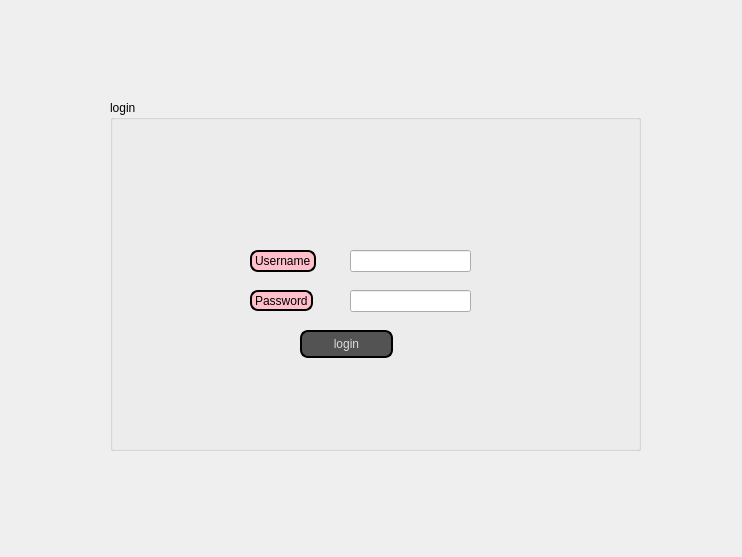
Before: the Qt Designer form login.ui in dhiaeddine12/olympic_games_2A20, drawn with Qt 5.
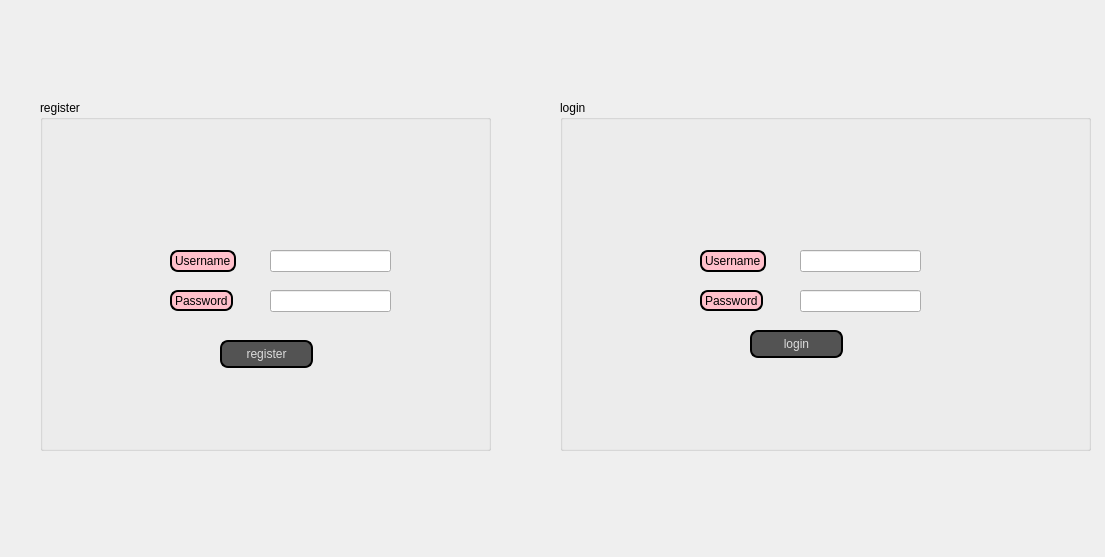
After: the same form once the commit is applied.

The edit to the form file:
```diff
--- a/login.ui
+++ b/login.ui
@@ -6,7 +6,7 @@
    <rect>
     <x>0</x>
     <y>0</y>
-    <width>742</width>
+    <width>1105</width>
     <height>557</height>
    </rect>
   </property>
@@ -16,7 +16,7 @@
   <widget class="QGroupBox" name="groupBox">
    <property name="geometry">
     <rect>
-     <x>110</x>
+     <x>560</x>
      <y>100</y>
      <width>531</width>
      <height>351</height>
@@ -136,6 +136,129 @@
     </property>
    </widget>
   </widget>
+  <widget class="QGroupBox" name="groupBox_2">
+   <property name="geometry">
+    <rect>
+     <x>40</x>
+     <y>100</y>
+     <width>451</width>
+     <height>351</height>
+    </rect>
+   </property>
+   <property name="title">
+    <string>register</string>
+   </property>
+   <widget class="QLineEdit" name="username_r">
+    <property name="geometry">
+     <rect>
+      <x>230</x>
+      <y>150</y>
+      <width>121</width>
+      <height>22</height>
+     </rect>
+    </property>
+   </widget>
+   <widget class="QLabel" name="label_3">
+    <property name="geometry">
+     <rect>
+      <x>130</x>
+      <y>150</y>
+      <width>66</width>
+      <height>22</height>
+     </rect>
+    </property>
+    <property name="styleSheet">
+     <string notr="true">QLabel {
+color: #000000;
+background:#FFC0CB;
+border: none;
+font-size:12px;
+font-family:Arial, Helvetica, sans-serif;
+border: 2px solid ;
+border-radius: 8px;
+}
+QPushButton:hover {
+color:#fff;
+background-color: rgb(0, 0, 127);
+border: none;
+}</string>
+    </property>
+    <property name="text">
+     <string>Username</string>
+    </property>
+   </widget>
+   <widget class="QLabel" name="label_4">
+    <property name="geometry">
+     <rect>
+      <x>130</x>
+      <y>190</y>
+      <width>63</width>
+      <height>21</height>
+     </rect>
+    </property>
+    <property name="styleSheet">
+     <string notr="true">QLabel {
+color: #000000;
+background:#FFC0CB;
+border: none;
+font-size:12px;
+font-family:Arial, Helvetica, sans-serif;
+border: 2px solid ;
+border-radius: 8px;
+}
+QPushButton:hover {
+color:#fff;
+background-color: rgb(0, 0, 127);
+border: none;
+}</string>
+    </property>
+    <property name="text">
+     <string>Password</string>
+    </property>
+   </widget>
+   <widget class="QLineEdit" name="password_r">
+    <property name="geometry">
+     <rect>
+      <x>230</x>
+      <y>190</y>
+      <width>121</width>
+      <height>22</height>
+     </rect>
+    </property>
+    <property name="echoMode">
+     <enum>QLineEdit::Password</enum>
+    </property>
+   </widget>
+   <widget class="QPushButton" name="pb_register">
+    <property name="geometry">
+     <rect>
+      <x>180</x>
+      <y>240</y>
+      <width>93</width>
+      <height>28</height>
+     </rect>
+    </property>
+    <property name="styleSheet">
+     <string notr="true">QPushButton {
+color: #dcdcdc;
+background:#535353;
+border: none;
+font-size:12px;
+font-family:Arial, Helvetica, sans-serif;
+border: 2px solid ;
+border-radius: 8px;
+}
+QPushButton:hover {
+color:#fff;
+	background-color: rgb(0, 0, 127);
+border: none;
+}</string>
+    </property>
+    <property name="text">
+     <string>register</string>
+    </property>
+   </widget>
+  </widget>
  </widget>
  <resources/>
  <connections/>
```
